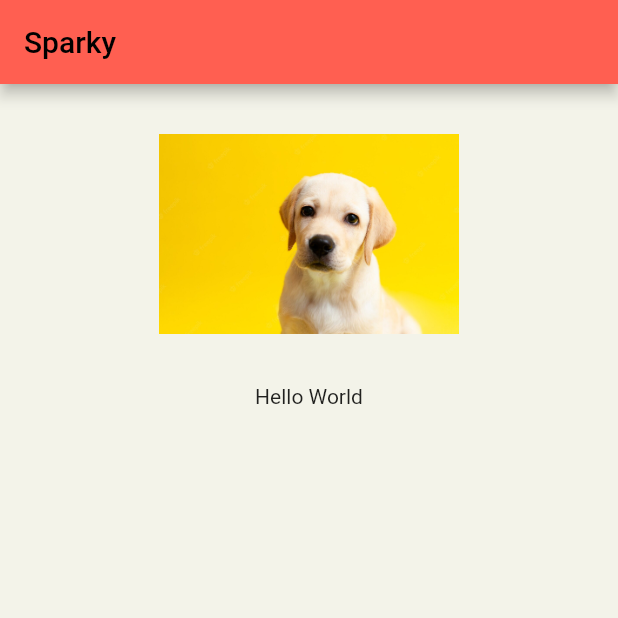
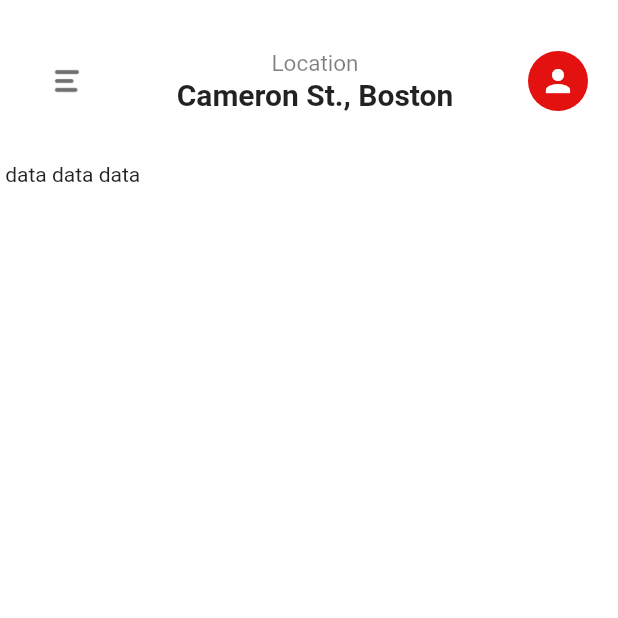
Before and after one commit to JesseFuzz/challenge_2, a Flutter app: the screen it shows after launch, on a phone screen of 412 x 824 dp, the top half of it. Run offline on Flutter 3.47's test engine with Material 2 defaults, Android fonts, the phone set to English and light mode, and no system bars; our stand-ins replace google_fonts.

Commit message:
consegui componentizar a appBar e estou tentando componentizar a lista horizontal e a vertical.

```diff
--- /dev/null
+++ b/lib/components/app_bar.dart
@@ -0,0 +1,60 @@
+import 'package:flutter/material.dart';
+
+class MyAppBar extends StatelessWidget {
+  final String location;
+  const MyAppBar({super.key, required this.location});
+
+  @override
+  Widget build(BuildContext context) {
+    return Container(
+      padding: const EdgeInsets.symmetric(horizontal: 20, vertical: 30),
+      //color: Colors.white,
+      child: Row(
+        children: [
+          Expanded(
+            flex: 0,
+            child: IconButton(
+              onPressed: () {},
+              icon: Image.asset(
+                //'assets/drawer.jpeg',
+                'assets/menu.png',
+                width: 400,
+                height: 400,
+              ),
+            ),
+          ),
+          Expanded(
+            flex: 2,
+            child: Column(
+              children: [
+                const Text(
+                  'Location',
+                  style: TextStyle(
+                    fontSize: 15,
+                    color: Color.fromRGBO(0, 0, 0, 0.5),
+                  ),
+                ),
+                Text(
+                  location,
+                  style: const TextStyle(
+                    fontSize: 20,
+                    fontWeight: FontWeight.bold,
+                  ),
+                )
+              ],
+            ),
+          ),
+          Expanded(
+            flex: 0,
+            child: CircleAvatar(
+              child: IconButton(
+                onPressed: () {},
+                icon: const Icon(Icons.person),
+              ),
+            ),
+          )
+        ],
+      ),
+    );
+  }
+}
--- /dev/null
+++ b/lib/components/body_list.dart
@@ -0,0 +1,27 @@
+import 'package:flutter/cupertino.dart';
+import 'package:flutter/material.dart';
+
+class MyBody extends StatelessWidget {
+  final Widget listRow;
+  //final Widget listColumn;
+  const MyBody({
+    super.key,
+    required this.listRow,
+
+    //required this.listColumn
+  });
+
+  @override
+  Widget build(BuildContext context) {
+    return Container(
+      decoration: BoxDecoration(
+        borderRadius: BorderRadius.circular(40),
+        color: const Color.fromARGB(242, 242, 242, 1000),
+      ),
+      child: Padding(
+        padding: const EdgeInsets.symmetric(horizontal: 350, vertical: 347),
+        //child: Column(children: []),
+      ),
+    );
+  }
+}
--- /dev/null
+++ b/lib/components/list_tile.dart
@@ -0,0 +1,17 @@
+import 'package:flutter/material.dart';
+
+class MyListTile extends StatefulWidget {
+  const MyListTile({super.key});
+
+  @override
+  State<MyListTile> createState() => _MyListTileState();
+}
+
+class _MyListTileState extends State<MyListTile> {
+  @override
+  Widget build(BuildContext context) {
+    return Row(
+      children: const [Text(' data'), Text(' data'), Text(' data')],
+    );
+  }
+}
--- a/lib/my_app.dart
+++ b/lib/my_app.dart
@@ -1,6 +1,6 @@
 import 'package:flutter/material.dart';
 import 'package:google_fonts/google_fonts.dart';
-import 'my_home_page_teste.dart';
+import 'pages/my_home_page.dart';
 
 class MyApp extends StatelessWidget {
   const MyApp({super.key});
@@ -27,9 +27,9 @@ class MyApp extends StatelessWidget {
           },
         ),
         textTheme: GoogleFonts.robotoTextTheme(),
-        scaffoldBackgroundColor: const Color.fromARGB(242, 242, 242, 1000),
+        //scaffoldBackgroundColor: const Color.fromARGB(242, 242, 242, 1000),
       ),
-      home: const MyHomePageTeste(),
+      home: const MyHomePage(),
     );
   }
 }
--- a/lib/my_home_page_teste.dart
+++ /dev/null
@@ -1,34 +0,0 @@
-import 'package:flutter/material.dart';
-
-class MyHomePageTeste extends StatelessWidget {
-  const MyHomePageTeste({super.key});
-
-  @override
-  Widget build(BuildContext context) {
-    return Scaffold(
-      appBar: AppBar(
-        title: const Text(
-          'Sparky',
-          style: TextStyle(color: Colors.black),
-        ),
-      ),
-      body: Column(
-        children: [
-          Image.asset(
-            'assets/filhote.jpg',
-            width: 200,
-            height: 200,
-          ),
-          Center(
-            child: Container(
-              //color: Theme.of(context).colorScheme.secondary,
-              child: const Text(
-                'Hello World',
-              ),
-            ),
-          ),
-        ],
-      ),
-    );
-  }
-}
--- /dev/null
+++ b/lib/pages/my_home_page.dart
@@ -0,0 +1,23 @@
+import 'package:desafio_2/components/body_list.dart';
+import 'package:desafio_2/components/list_tile.dart';
+import 'package:flutter/material.dart';
+
+import '../components/app_bar.dart';
+
+class MyHomePage extends StatelessWidget {
+  const MyHomePage({super.key});
+
+  @override
+  Widget build(BuildContext context) {
+    return Scaffold(
+      backgroundColor: Colors.white,
+      body: Column(
+        children: const [
+          MyAppBar(location: 'Cameron St., Boston'),
+          //MyBody(listRow: MyListTile()),
+          MyListTile()
+        ],
+      ),
+    );
+  }
+}
--- a/pubspec.yaml
+++ b/pubspec.yaml
@@ -60,8 +60,9 @@ flutter:
 
   # To add assets to your application, add an assets section, like this:
   assets:
-    #   - images/a_dot_burr.jpeg
     - assets/filhote.jpg
+    - assets/menu.png
+    - assets/
 
   # An image asset can refer to one or more resolution-specific "variants", see
   # https://flutter.dev/assets-and-images/#resolution-aware
```
Also changed, not shown: assets/drawer.jpeg (added), assets/menu.png (added).
